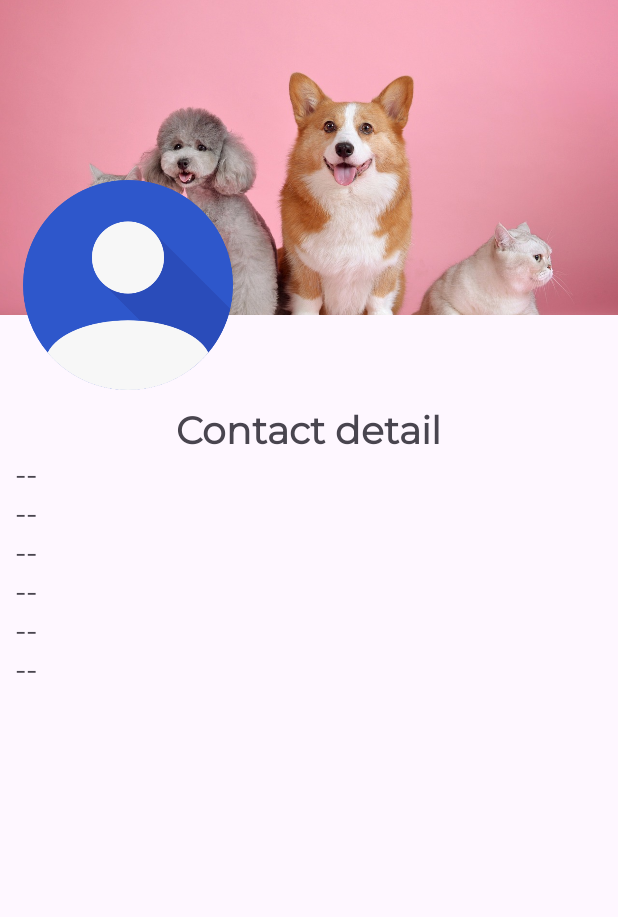
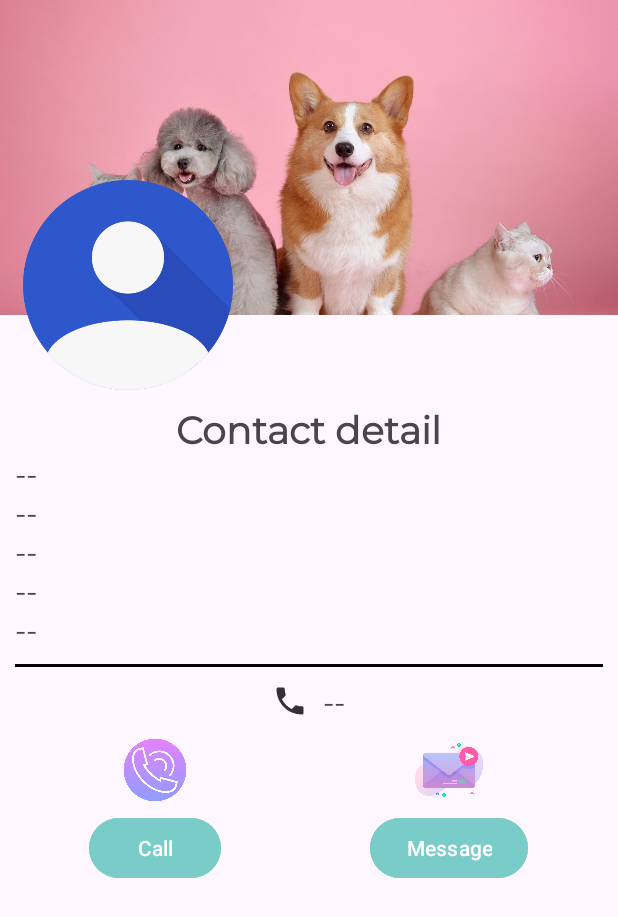
Before and after one commit to jamirou/Personal_Schedule, an Android app: the layout activity_detail_contact.xml on its own in the app's theme, with its tools: preview values and no code run, on a phone screen of 412 x 824 dp. Shown: the top 917 px of the screen. Run offline under Robolectric (Android 15) with nearby library versions, the phone set to English and light mode, and no system bars.

Commit message:
diseno de interfaz para que el usuario pueda llamar a y enviar un mensaje a su contacto. Solo la interfaz por ahora.

```diff
--- a/app/src/main/java/com/jamirodev/agenda_online/Contacts/Detail_Contact_Activity.java
+++ b/app/src/main/java/com/jamirodev/agenda_online/Contacts/Detail_Contact_Activity.java
@@ -4,6 +4,8 @@ import androidx.appcompat.app.ActionBar;
 import androidx.appcompat.app.AppCompatActivity;
 
 import android.os.Bundle;
+import android.view.View;
+import android.widget.Button;
 import android.widget.ImageView;
 import android.widget.TextView;
 import android.widget.Toast;
@@ -16,6 +18,7 @@ public class Detail_Contact_Activity extends AppCompatActivity {
     TextView Id_Contact_D, Uid_User_D, Name_Contact_D, Lastname_Contact_D, Mail_Contact_D, Age_Contact_D, Phone_Contact_D, Home_Contact_D;
 
     String id_c, uid_user, name_c, lastname_c, mail_c, age_c, phone_c, home_c;
+    Button Call_C, Message_C;
 
     @Override
     protected void onCreate(Bundle savedInstanceState) {
@@ -32,6 +35,20 @@ public class Detail_Contact_Activity extends AppCompatActivity {
         RecoverDataContact();
         SetDataContact();
         GetImageContact();
+
+        Call_C.setOnClickListener(new View.OnClickListener() {
+            @Override
+            public void onClick(View view) {
+                Toast.makeText(Detail_Contact_Activity.this, "Call contact", Toast.LENGTH_SHORT).show();
+            }
+        });
+
+        Message_C.setOnClickListener(new View.OnClickListener() {
+            @Override
+            public void onClick(View view) {
+                Toast.makeText(Detail_Contact_Activity.this, "Send Message", Toast.LENGTH_SHORT).show();
+            }
+        });
     }
 
     private void InitVariables() {
@@ -44,6 +61,9 @@ public class Detail_Contact_Activity extends AppCompatActivity {
         Age_Contact_D = findViewById(R.id.Age_Contact_D);
         Phone_Contact_D = findViewById(R.id.Phone_Contact_D);
         Home_Contact_D = findViewById(R.id.Home_Contact_D);
+
+        Call_C = findViewById(R.id.Call_C);
+        Message_C = findViewById(R.id.Message_C);
     }
 
     private void RecoverDataContact(){
--- /dev/null
+++ b/app/src/main/res/drawable-anydpi/ic_phone.xml
@@ -0,0 +1,11 @@
+<vector xmlns:android="http://schemas.android.com/apk/res/android"
+    android:width="24dp"
+    android:height="24dp"
+    android:viewportWidth="24"
+    android:viewportHeight="24"
+    android:tint="@color/black"
+    android:alpha="0.8">
+  <path
+      android:fillColor="@android:color/white"
+      android:pathData="M6.62,10.79c1.44,2.83 3.76,5.14 6.59,6.59l2.2,-2.2c0.27,-0.27 0.67,-0.36 1.02,-0.24 1.12,0.37 2.33,0.57 3.57,0.57 0.55,0 1,0.45 1,1V20c0,0.55 -0.45,1 -1,1 -9.39,0 -17,-7.61 -17,-17 0,-0.55 0.45,-1 1,-1h3.5c0.55,0 1,0.45 1,1 0,1.25 0.2,2.45 0.57,3.57 0.11,0.35 0.03,0.74 -0.25,1.02l-2.2,2.2z"/>
+</vector>
--- a/app/src/main/res/layout/activity_detail_contact.xml
+++ b/app/src/main/res/layout/activity_detail_contact.xml
@@ -3,7 +3,7 @@
     xmlns:app="http://schemas.android.com/apk/res-auto"
     xmlns:tools="http://schemas.android.com/tools"
     android:layout_width="match_parent"
-    android:layout_height="match_parent"
+    android:layout_height="wrap_content"
     tools:context=".Contacts.Detail_Contact_Activity">
 
     <androidx.appcompat.widget.LinearLayoutCompat
@@ -42,75 +42,143 @@
             <TextView
                 android:layout_width="wrap_content"
                 android:layout_height="wrap_content"
+                android:layout_gravity="center"
+                android:fontFamily="@font/nunitosans"
                 android:text="@string/Detail_ContactTXT"
                 android:textSize="25sp"
-                android:textStyle="bold"
-                android:layout_gravity="center"
-                android:fontFamily="@font/nunitosans"/>
+                android:textStyle="bold" />
 
             <TextView
                 android:id="@+id/Id_Contact_D"
                 android:layout_width="wrap_content"
                 android:layout_height="wrap_content"
-                android:visibility="gone"
                 android:fontFamily="@font/nunitosans"
-                android:text="@string/Id_Contact_D" />
+                android:text="@string/Id_Contact_D"
+                android:visibility="gone" />
 
             <TextView
                 android:id="@+id/Uid_User_D"
                 android:layout_width="wrap_content"
                 android:layout_height="wrap_content"
-                android:visibility="gone"
                 android:fontFamily="@font/nunitosans"
-                android:text="@string/Uid_User_D" />
+                android:text="@string/Uid_User_D"
+                android:visibility="gone" />
 
             <TextView
                 android:id="@+id/Name_Contact_D"
                 android:layout_width="wrap_content"
-                android:textSize="20sp"
                 android:layout_height="wrap_content"
                 android:fontFamily="@font/nunitosans"
-                android:text="@string/Name_Contact_D" />
+                android:text="@string/Name_Contact_D"
+                android:textSize="20sp" />
 
             <TextView
                 android:id="@+id/Lastname_Contact_D"
                 android:layout_width="wrap_content"
-                android:textSize="20sp"
                 android:layout_height="wrap_content"
                 android:fontFamily="@font/nunitosans"
-                android:text="@string/Lastname_Contact_D" />
+                android:text="@string/Lastname_Contact_D"
+                android:textSize="20sp" />
 
             <TextView
                 android:id="@+id/Mail_Contact_D"
                 android:layout_width="wrap_content"
                 android:layout_height="wrap_content"
-                android:textSize="20sp"
                 android:fontFamily="@font/nunitosans"
-                android:text="@string/Mail_Contact_D" />
+                android:text="@string/Mail_Contact_D"
+                android:textSize="20sp" />
 
             <TextView
                 android:id="@+id/Age_Contact_D"
                 android:layout_width="wrap_content"
                 android:layout_height="wrap_content"
-                android:textSize="20sp"
                 android:fontFamily="@font/nunitosans"
-                android:text="@string/Age_Contact_D" />
+                android:text="@string/Age_Contact_D"
+                android:textSize="20sp" />
 
-            <TextView
-                android:id="@+id/Phone_Contact_D"
-                android:layout_width="wrap_content"
-                android:textSize="20sp"
-                android:layout_height="wrap_content"
-                android:fontFamily="@font/nunitosans"
-                android:text="@string/Phone_Contact_D" />
 
             <TextView
                 android:id="@+id/Home_Contact_D"
                 android:layout_width="wrap_content"
                 android:layout_height="wrap_content"
+                android:fontFamily="@font/nunitosans"
+                android:text="@string/Home_Contact_D"
+                android:textSize="20sp" />
+
+            <View
+                android:layout_width="match_parent"
+                android:layout_height="2dp"
+                android:layout_marginTop="10dp"
+                android:background="@color/black" />
+
+
+            <TextView
+                android:id="@+id/Phone_Contact_D"
+                android:layout_width="wrap_content"
+                android:layout_height="wrap_content"
+                android:layout_gravity="center"
+                android:layout_marginTop="10dp"
+                android:drawablePadding="10dp"
+                android:fontFamily="@font/nunitosans"
+                android:text="@string/Phone_Contact_D"
                 android:textSize="20sp"
-                android:fontFamily="@font/nunitosans"
-                android:text="@string/Home_Contact_D" />
+                app:drawableStartCompat="@drawable/ic_phone" />
+
+            <androidx.appcompat.widget.LinearLayoutCompat
+                android:layout_width="match_parent"
+                android:layout_height="wrap_content"
+                android:layout_marginTop="10dp"
+                android:layout_weight="2"
+                android:orientation="horizontal">
+
+                <!--CALL CONTACT -->
+                <androidx.appcompat.widget.LinearLayoutCompat
+                    android:layout_width="wrap_content"
+                    android:layout_height="wrap_content"
+                    android:layout_weight="1"
+                    android:gravity="center"
+                    android:orientation="vertical">
+
+                    <androidx.appcompat.widget.AppCompatImageView
+                        android:layout_width="45dp"
+                        android:src="@drawable/call_contact"
+                        android:layout_height="45dp" />
+
+                    <Button
+                        android:id="@+id/Call_C"
+                        android:backgroundTint="@color/color_Button"
+                        android:layout_marginTop="5dp"
+                        android:layout_width="wrap_content"
+                        android:text="@string/Call_C"
+                        android:layout_height="wrap_content" />
+
+                </androidx.appcompat.widget.LinearLayoutCompat>
+
+                <!--SEND MESSAGE TO CONTACT-->
+                <androidx.appcompat.widget.LinearLayoutCompat
+                    android:layout_width="wrap_content"
+                    android:layout_height="wrap_content"
+                    android:layout_weight="1"
+                    android:gravity="center"
+                    android:orientation="vertical">
+
+                    <androidx.appcompat.widget.AppCompatImageView
+                        android:layout_width="45dp"
+                        android:src="@drawable/send_message"
+                        android:layout_height="45dp" />
+
+                    <Button
+                        android:id="@+id/Message_C"
+                        android:layout_marginTop="5dp"
+                        android:backgroundTint="@color/color_Button"
+                        android:layout_width="wrap_content"
+                        android:text="@string/Message_C"
+                        android:layout_height="wrap_content" />
+
+                </androidx.appcompat.widget.LinearLayoutCompat>
+
+
+            </androidx.appcompat.widget.LinearLayoutCompat>
 
 
         </androidx.appcompat.widget.LinearLayoutCompat>
--- a/app/src/main/res/values/colors.xml
+++ b/app/src/main/res/values/colors.xml
@@ -8,7 +8,7 @@
 
     <color name="bacgrkound_dark">#001B23</color>
     <color name="color_pri_dark">#004257</color>
-    <color name="color_pri">#1f896f</color>
+    <color name="color_pri">#FFBEADFA</color>
     <color name="color_sec">#bddb39</color>
     <color name="color_thi">#ffe01a</color>
     <color name="color_fou">#ff8142</color>
--- a/app/src/main/res/values/strings.xml
+++ b/app/src/main/res/values/strings.xml
@@ -205,6 +205,8 @@
     <string name="Home_Contact_D"> -- </string>
     <string name="Btn_UpdateContact_D"> -- </string>
     <string name="Detail_ContactTXT">Contact detail</string>
+    <string name="Call_C">Call</string>
+    <string name="Message_C">Message</string>
 
     <!--    UPDATE CONTACT-->
     <string name="Id_Contact_Update"> -- </string>
```
Also changed, not shown: app/src/main/res/drawable-hdpi/ic_phone.png (added), app/src/main/res/drawable-mdpi/ic_phone.png (added), app/src/main/res/drawable-xhdpi/ic_phone.png (added), app/src/main/res/drawable-xxhdpi/ic_phone.png (added), app/src/main/res/drawable/call_contact.png (added), app/src/main/res/drawable/send_message.png (added).
